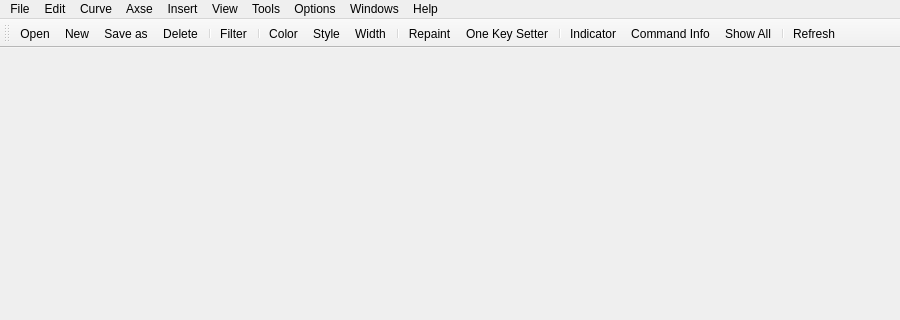
The window that icurve_v2.1/icurve/resource/icurve.ui (Sunfe/icurve) describes before a commit, drawn with Qt 5; both pictures show x 0 to 900 and y 0 to 320 of the 900 by 600 pixel window.
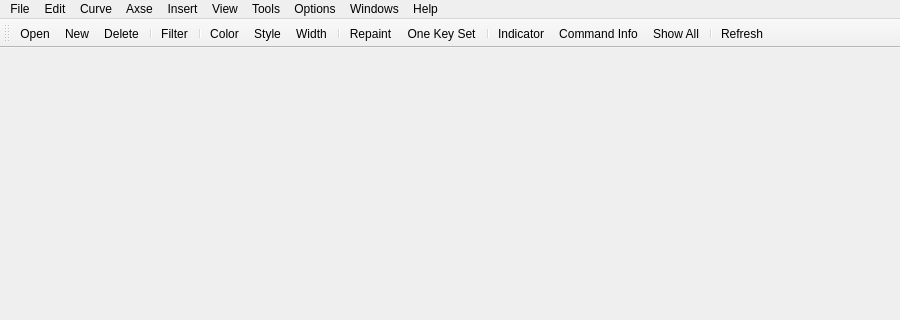
The same window after the commit. Icons and pictures are not drawn.

Patch:
```diff
--- a/icurve_v2.1/icurve/resource/icurve.ui
+++ b/icurve_v2.1/icurve/resource/icurve.ui
@@ -195,7 +195,6 @@
    </attribute>
    <addaction name="actionOpen"/>
    <addaction name="actionNew"/>
-   <addaction name="actionSaveAs"/>
    <addaction name="actionDelete"/>
    <addaction name="separator"/>
    <addaction name="actionFilter"/>
@@ -691,7 +690,7 @@
      <normaloff>:/icurve/images/magic_key.png</normaloff>:/icurve/images/magic_key.png</iconset>
    </property>
    <property name="text">
-    <string>One Key Setter</string>
+    <string>One Key Set</string>
    </property>
   </action>
   <action name="actionRegularExp">
```
Left out of the diff: 21 changed lines with no effect on the pictures.
